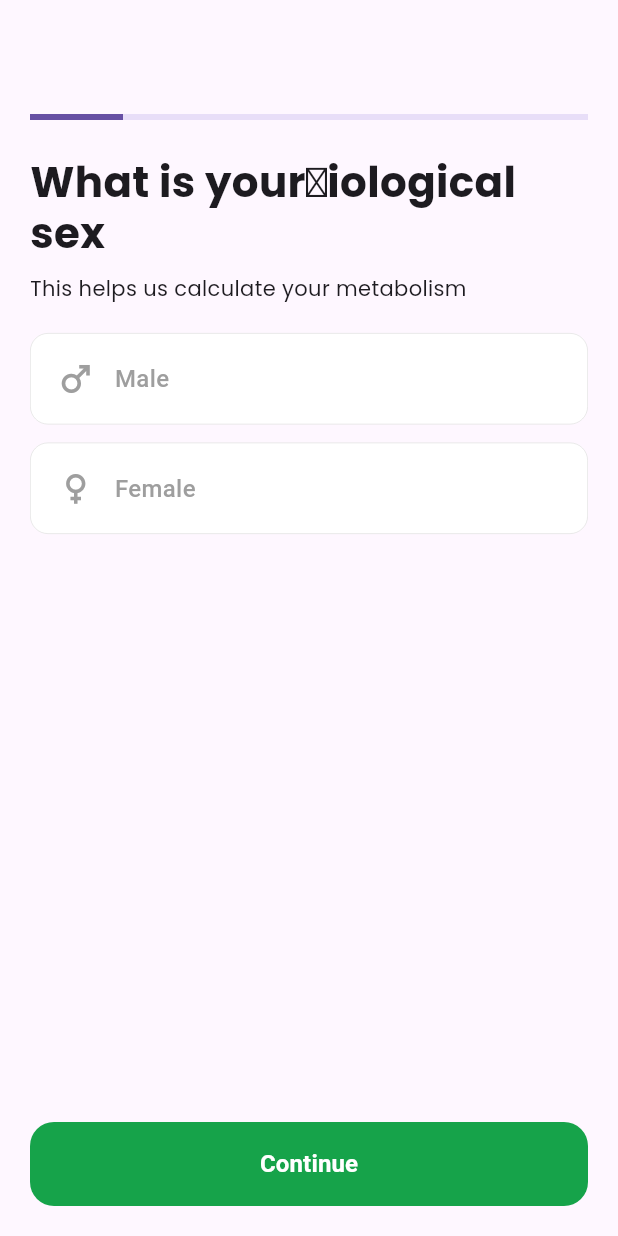
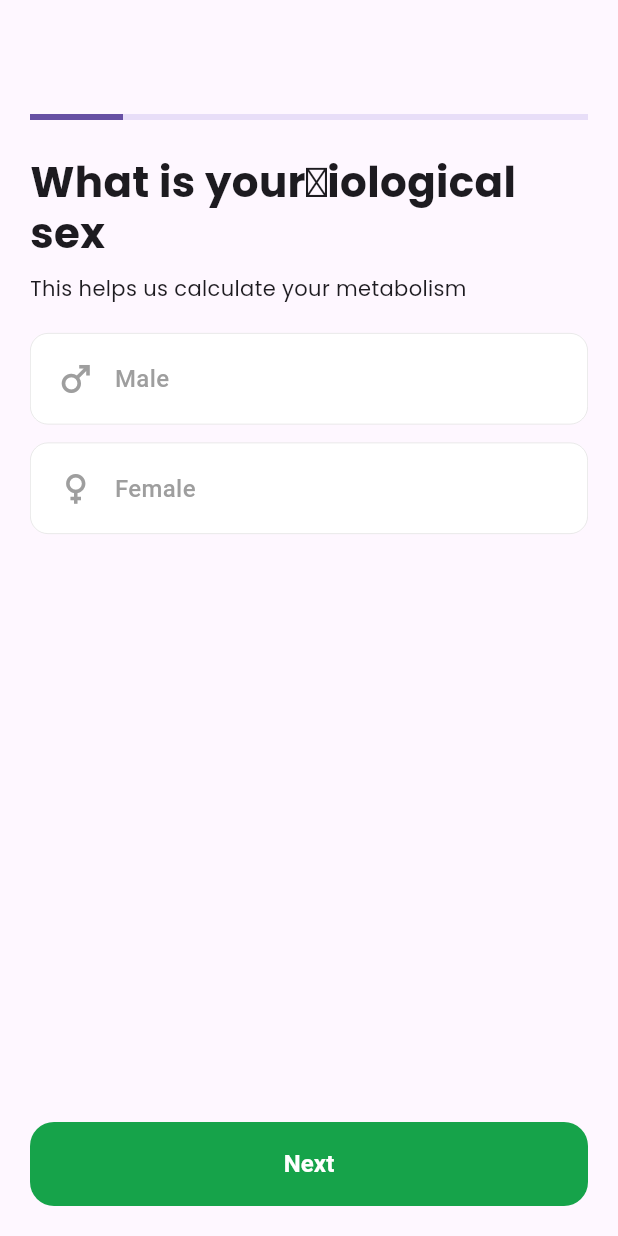
Before and after one commit to Yeasin00p/calorie_ai_app, a Flutter app: the screen it shows after launch, on a phone screen of 412 x 824 dp. Run offline on Flutter 3.47's test engine with Material 3 defaults, Android fonts, the phone set to English and light mode, and no system bars; our stand-ins replace flutter_bloc, go_router, google_fonts, shared_preferences.

Commit message:
feat: add onboarding page navigation flow

```diff
--- a/lib/features/onboarding/screen/onboarding_screen.dart
+++ b/lib/features/onboarding/screen/onboarding_screen.dart
@@ -82,6 +82,7 @@ class _OnboardingScreenState extends State<OnboardingScreen> {
 
   @override
   Widget build(BuildContext context) {
+    final bool isLastPage = _currentPage == _kTotalPages - 1;
     return Scaffold(
       appBar: AppBar(
         leading: _currentPage == 0
@@ -116,7 +117,7 @@ class _OnboardingScreenState extends State<OnboardingScreen> {
         child: Padding(
           padding: const EdgeInsets.all(20),
           child: AppButton(
-            text: _currentPage == _kTotalPages - 1 ? 'Get Started' : 'Continue',
+            text: isLastPage ? 'Get Started' : 'Next',
             onTap: _nextPage,
           ),
         ),
```
